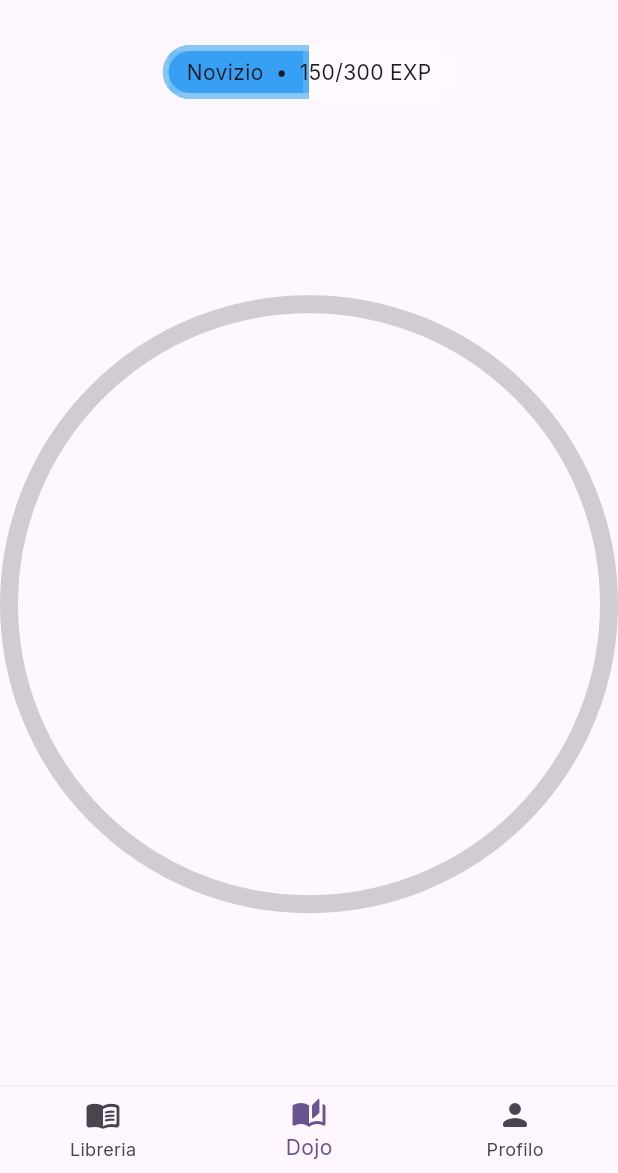
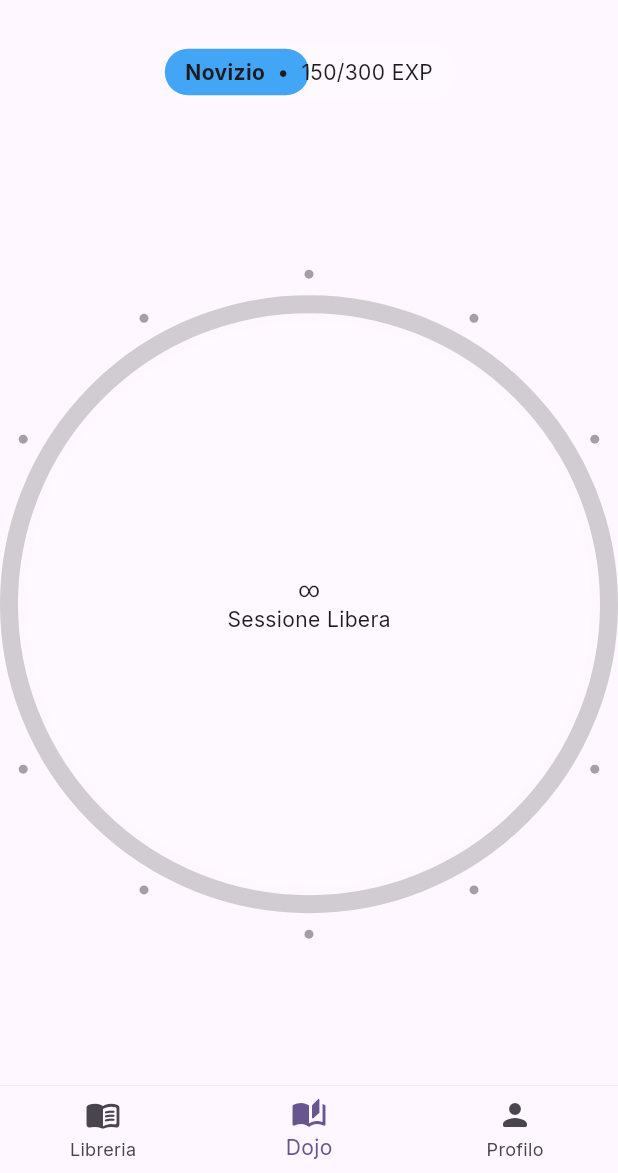
Before and after one commit to Colo1013/mangaFlow, a Flutter app: the screen it shows after launch, item 2 of the bottom bar chosen, on a phone screen of 412 x 824 dp, the part 63-1236 px from its top. Run offline on Flutter 3.47's test engine with Material 3 defaults, Android fonts, the phone set to English and light mode, and no system bars; our stand-ins replace cached_network_image, flutter_riverpod, google_fonts, palette_generator, riverpod_annotation, sqflite and 1 more; accounts and stored records are empty; generated files the repository leaves out were written again.

Commit message:
aggiornata schermata ddojo

```diff
--- a/lib/features/focus_dojo/focusdojo_view.dart
+++ b/lib/features/focus_dojo/focusdojo_view.dart
@@ -3,6 +3,7 @@ import 'dart:math';
 import 'package:flutter/material.dart';
 import 'package:flutter_riverpod/flutter_riverpod.dart';
 import 'package:mangaflow/features/focus_dojo/widgets/exp_pill.dart';
+import 'package:mangaflow/features/focus_dojo/widgets/focus_circle.dart';
 import 'package:mangaflow/features/focus_dojo/widgets/focus_ring_painter.dart';
 
 class FocusdojoView extends ConsumerStatefulWidget {
@@ -71,12 +72,25 @@ class _FocusdojoViewState extends ConsumerState<FocusdojoView>
                   child: AspectRatio(
                     aspectRatio: 1.0,
                     key: _ringKey,
+                    child: Stack(
+                      alignment: Alignment.center,
+                      children: [
+                        SizedBox.expand(
                           child: CustomPaint(
                             painter: FocusRingPainter(
                               progressione: _progressione,
                               activeColor: colorScheme.primary,
                               inactiveColor: colorScheme.onSurface,
                             ),
+                          ),
+                        ),
+                        Padding(
+                          padding: EdgeInsets.all(18),
+                          child: FocusCircle(
+                            durata: _durataMax * _progressione,
+                          ),
+                        ),
+                      ],
                     ),
                   ),
                 ),
@@ -96,14 +110,15 @@ class _FocusdojoViewState extends ConsumerState<FocusdojoView>
     final pos = details.localPosition;
     final size =
         (_ringKey.currentContext!.findRenderObject() as RenderBox).size;
-
     final dx = pos.dx - size.width / 2;
     final dy = pos.dy - size.height / 2;
+    final angolo = (atan2(dy, dx) + pi / 2) % (2 * pi);
+    final nuovaProgressione = angolo / (2 * pi);
 
-    final angolo = (atan2(dy, dx) + pi / 2) % (2 * pi);
+    if ((nuovaProgressione - _progressione).abs() > 0.5) return;
 
     setState(() {
-      _progressione = angolo / (2 * pi);
+      _progressione = nuovaProgressione;
     });
   }
 
--- a/lib/features/focus_dojo/widgets/exp_pill.dart
+++ b/lib/features/focus_dojo/widgets/exp_pill.dart
@@ -22,36 +22,41 @@ class ExpPill extends StatelessWidget {
 
   @override
   Widget build(BuildContext context) {
+    final colorScheme = Theme.of(context).colorScheme;
     final appSizes = Theme.of(context).extension<AppSizeExtension>()!;
     final progressione = data.expAttuali / data.expTotali;
 
     return Center(
       child: ClipRRect(
-        borderRadius: BorderRadius.circular(100),
+        borderRadius: BorderRadiusGeometry.circular(50),
         child: Stack(
-          alignment: Alignment.centerLeft,
+          alignment: Alignment.center,
           children: [
+            // Layer 1 — Sfondo frosted glass
             Positioned.fill(
               child: BackdropFilter(
                 filter: ImageFilter.blur(sigmaX: 10.0, sigmaY: 10.0),
-                child: Container(color: Colors.white.withValues(alpha: 0.15)),
+                child: Container(color: Colors.white12),
               ),
             ),
+            // Layer 2 — Barra di progressione
             Positioned.fill(
+              child: Padding(
+                padding: EdgeInsets.all(2.5),
+
                 child: FractionallySizedBox(
                   alignment: Alignment.centerLeft,
                   widthFactor: progressione,
                   child: Container(
-                  foregroundDecoration: BoxDecoration(
-                    color: data.coloreSfondo.withValues(alpha: 0.9),
-                    border: Border.all(
-                      color: Colors.white.withValues(alpha: 0.15),
-                      width: 4,
+                    decoration: BoxDecoration(
+                      color: data.coloreSfondo.withValues(alpha: 0.85),
+                      borderRadius: BorderRadius.circular(40),
                     ),
                   ),
                 ),
               ),
             ),
+            // Layer 3 — Testo
             Padding(
               padding: EdgeInsets.symmetric(
                 horizontal: appSizes.medium,
@@ -61,21 +66,19 @@ class ExpPill extends StatelessWidget {
                 mainAxisSize: MainAxisSize.min,
                 spacing: appSizes.small,
                 children: [
-                  Text(data.grado),
-                  Text("•"),
-                  Text("${data.expAttuali}/${data.expTotali} EXP"),
-                ],
+                  Text(
+                    data.grado,
+                    style: TextStyle(
+                      fontWeight: FontWeight.bold,
+                      color: colorScheme.onSurface,
                     ),
                   ),
-            Positioned.fill(
-              child: Container(
-                decoration: BoxDecoration(
-                  borderRadius: BorderRadius.circular(100),
-                  border: Border.all(
-                    width: 4,
-                    color: Colors.white.withValues(alpha: 0.30),
+                  Text("•", style: TextStyle(color: colorScheme.onSurface)),
+                  Text(
+                    "${data.expAttuali}/${data.expTotali} EXP",
+                    style: TextStyle(color: colorScheme.onSurface),
                   ),
-                ),
+                ],
               ),
             ),
           ],
--- a/lib/features/focus_dojo/widgets/focus_circle.dart
+++ b/lib/features/focus_dojo/widgets/focus_circle.dart
@@ -22,7 +22,7 @@ class FocusCircle extends StatelessWidget {
             Text(
               durata.inMinutes == 0
                   ? "∞"
-                  : "${durata.inMinutes} : ${durata.inSeconds % 60}",
+                  : "${(durata.inMinutes).toString().padLeft(2, '0')} : ${(durata.inSeconds % 60).toString().padLeft(2, '0')}",
             ),
             Text(
               durata.inMinutes == 0 ? "Sessione Libera" : "Sessione a tempo",
```
Also changed, not shown: lib/features/focus_dojo/widgets/focus_ring_painter.dart (+32 -7 lines). Lines whose indentation alone changed are shown as unchanged.
